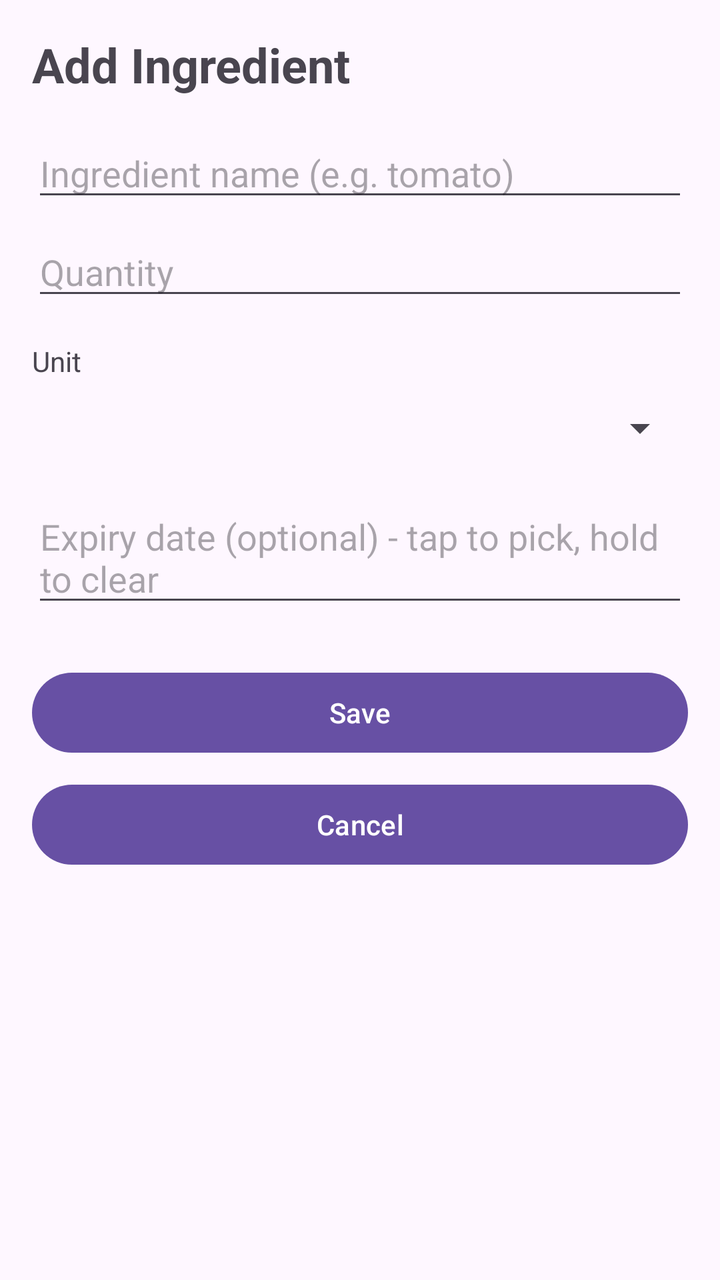
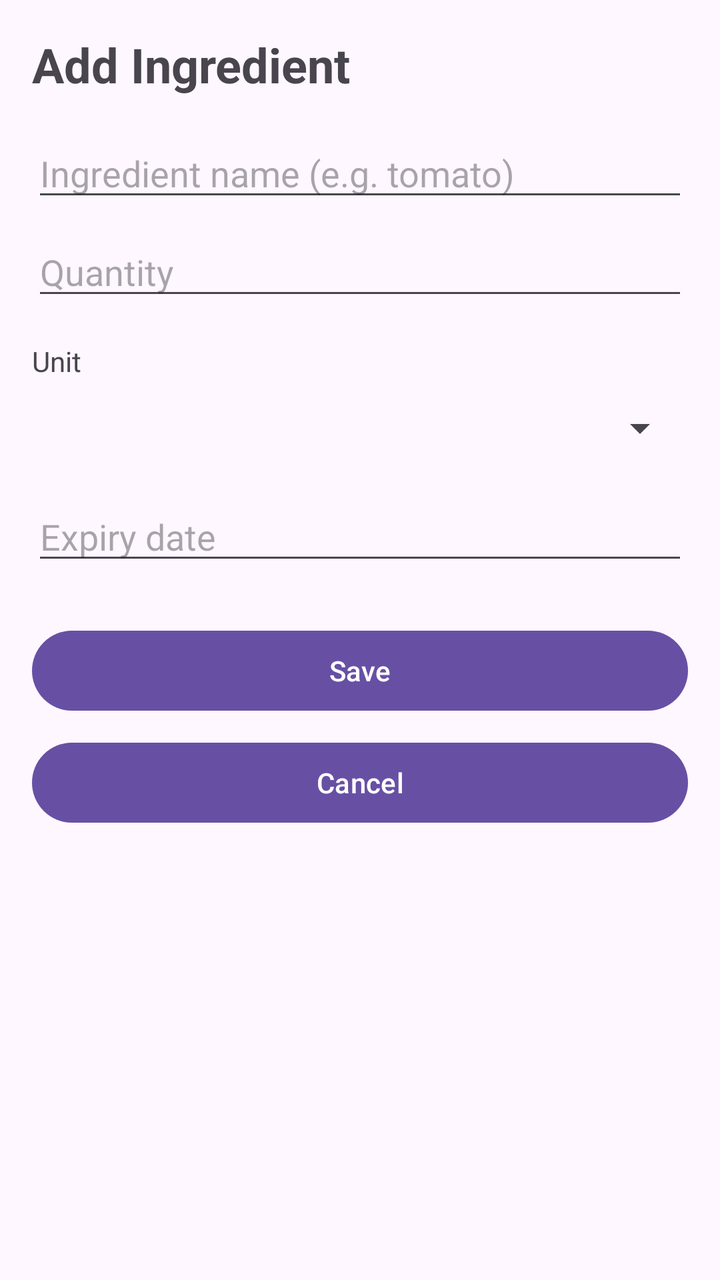

Two renders of the same Android screen: before a commit and after it. Below are the layout's source before the change and the commit's diff.
<!-- AndroidManifest.xml: application theme Theme.SmartPantryManager -->
<!-- res/layout/activity_add_edit_ingredient.xml -->
<?xml version="1.0" encoding="utf-8"?>
<ScrollView xmlns:android="http://schemas.android.com/apk/res/android"
    android:id="@+id/main"
    android:layout_width="match_parent"
    android:layout_height="match_parent"
    android:fillViewport="true">

    <LinearLayout
        android:layout_width="match_parent"
        android:layout_height="wrap_content"
        android:orientation="vertical"
        android:padding="16dp">

        
        <TextView
            android:id="@+id/textScreenTitle"
            android:layout_width="match_parent"
            android:layout_height="wrap_content"
            android:layout_marginBottom="16dp"
            android:text="Add Ingredient"
            android:textSize="24sp"
            android:textStyle="bold" />

        <EditText
            android:id="@+id/editName"
            android:layout_width="match_parent"
            android:layout_height="wrap_content"
            android:hint="Ingredient name (e.g. tomato)"
            android:inputType="textCapWords"
            android:maxLength="40" />

        <EditText
            android:id="@+id/editQuantity"
            android:layout_width="match_parent"
            android:layout_height="wrap_content"
            android:layout_marginTop="8dp"
            android:hint="Quantity"
            android:inputType="numberDecimal" />

        <TextView
            android:layout_width="match_parent"
            android:layout_height="wrap_content"
            android:layout_marginTop="16dp"
            android:text="Unit" />

        <Spinner
            android:id="@+id/spinnerUnit"
            android:layout_width="match_parent"
            android:layout_height="48dp" />

        
        <EditText
            android:id="@+id/editExpiry"
            android:layout_width="match_parent"
            android:layout_height="wrap_content"
            android:layout_marginTop="8dp"
            android:clickable="true"
            android:focusable="false"
            android:hint="Expiry date (optional) - tap to pick, hold to clear"
            android:inputType="none" />

        <Button
            android:id="@+id/buttonSave"
            android:layout_width="match_parent"
            android:layout_height="wrap_content"
            android:layout_marginTop="24dp"
            android:text="Save" />

        <Button
            android:id="@+id/buttonCancel"
            android:layout_width="match_parent"
            android:layout_height="wrap_content"
            android:layout_marginTop="8dp"
            android:text="Cancel" />

    </LinearLayout>
</ScrollView>
<!-- resources referenced by this layout -->
<resources>
  <style name="Theme.SmartPantryManager" parent="Base.Theme.SmartPantryManager" />
  <style name="Base.Theme.SmartPantryManager" parent="Theme.Material3.DayNight.NoActionBar">
          
          
      </style>
</resources>

<!-- the commit's change to res/layout/activity_add_edit_ingredient.xml (unified diff, before → after) -->
@@ -56,7 +56,7 @@
             android:layout_marginTop="8dp"
             android:clickable="true"
             android:focusable="false"
-            android:hint="Expiry date (optional) - tap to pick, hold to clear"
+            android:hint="Expiry date"
             android:inputType="none" />
 
         <Button
